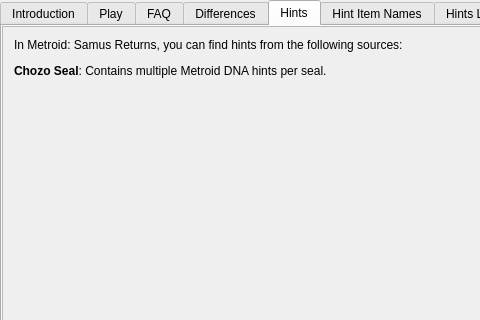
Before: the Qt Designer form randovania/gui/ui_files/games_tab_samusreturns_widget.ui in randovania/randovania, drawn with Qt 5; both pictures show x 0 to 480 and y 0 to 320 of the 637 by 497 pixel window.
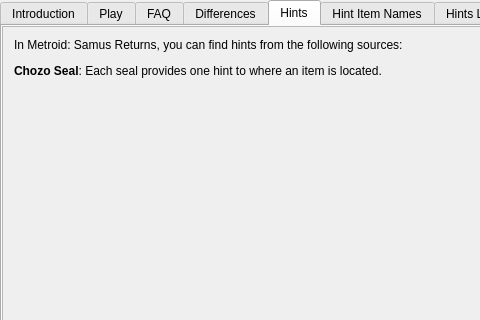
After: the same form once the commit is applied. The open tabs and pages were chosen to show the change. Custom widgets are drawn as their Qt base class.

Patch:
```diff
--- a/randovania/gui/ui_files/games_tab_samusreturns_widget.ui
+++ b/randovania/gui/ui_files/games_tab_samusreturns_widget.ui
@@ -209,7 +209,7 @@
         <item>
          <widget class="QLabel" name="hints_label">
           <property name="text">
-           <string>&lt;html&gt;&lt;head/&gt;&lt;body&gt;&lt;p&gt;In Metroid: Samus Returns, you can find hints from the following sources:&lt;/p&gt;&lt;p align=&quot;justify&quot;&gt;&lt;span style=&quot; font-weight:600;&quot;&gt;Chozo Seal&lt;/span&gt;: Contains multiple Metroid DNA hints per seal.&lt;/p&gt;&lt;/body&gt;&lt;/html&gt;</string>
+           <string>&lt;html&gt;&lt;head/&gt;&lt;body&gt;&lt;p&gt;In Metroid: Samus Returns, you can find hints from the following sources:&lt;/p&gt;&lt;p align=&quot;justify&quot;&gt;&lt;span style=&quot; font-weight:600;&quot;&gt;Chozo Seal&lt;/span&gt;: Each seal provides one hint to where an item is located.&lt;/p&gt;&lt;/body&gt;&lt;/html&gt;</string>
           </property>
           <property name="alignment">
            <set>Qt::AlignLeading|Qt::AlignLeft|Qt::AlignTop</set>
```
